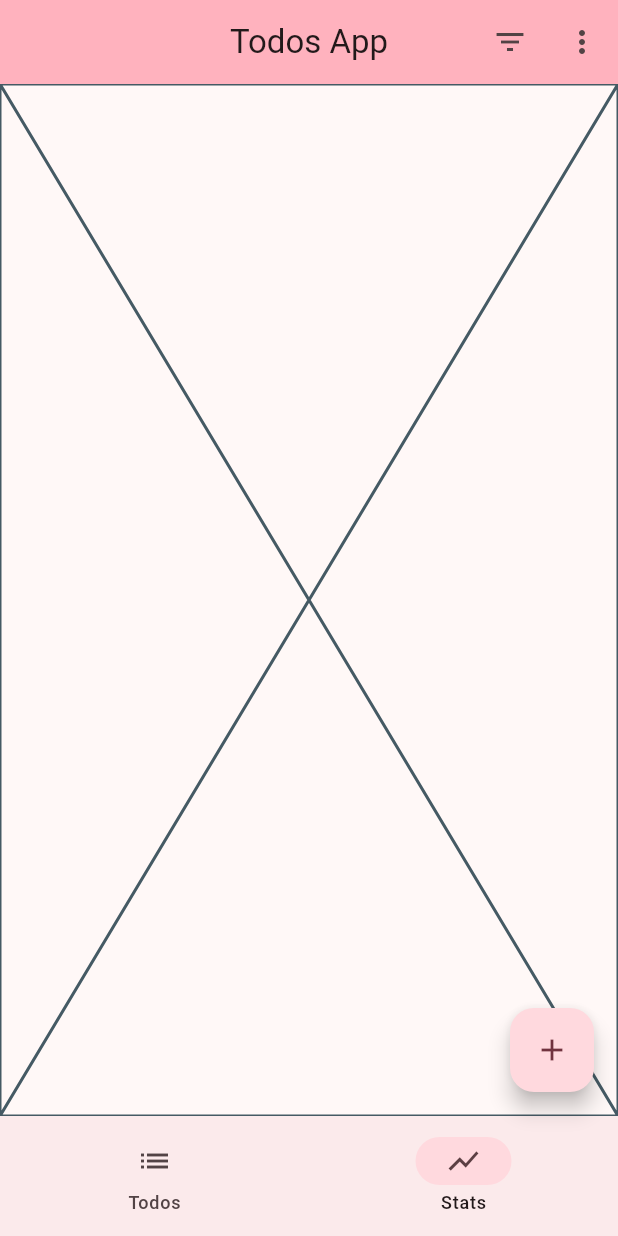
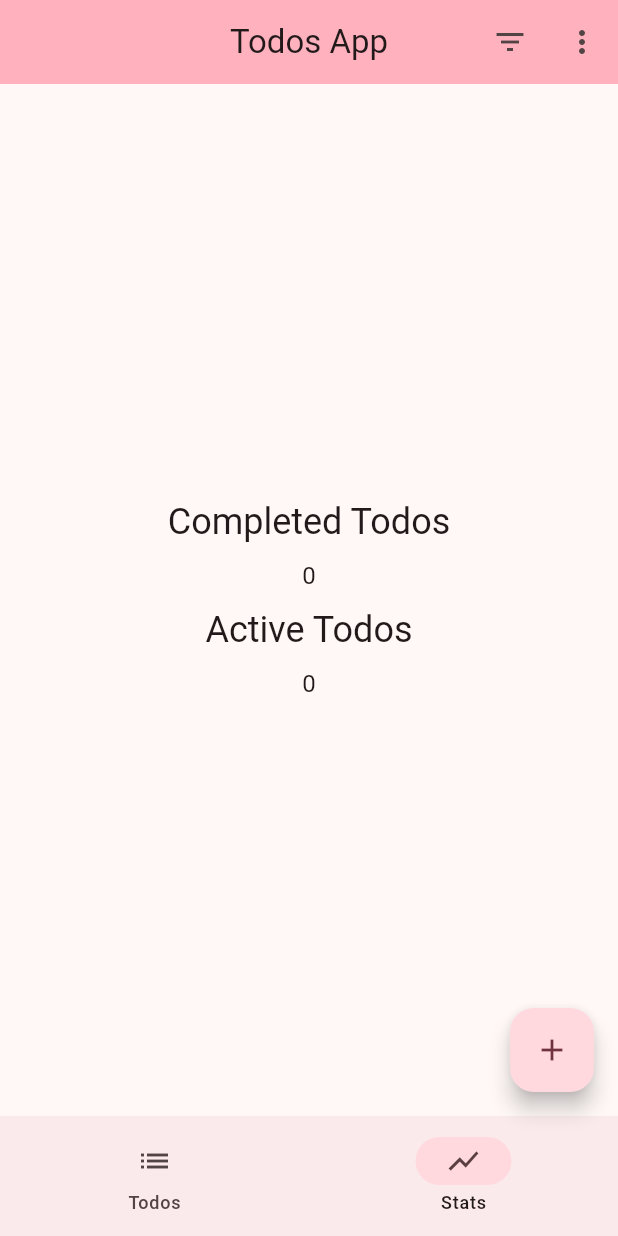
Before and after one commit to k-nacion/todo_app_riverpod, a Flutter app: the screen it shows after launch, item 2 of the bottom bar chosen, on a phone screen of 412 x 824 dp. Run offline on Flutter 3.47's test engine with Material 2 defaults, Android fonts, the phone set to English and light mode, and no system bars; our stand-ins replace equatable, flutter_riverpod, flutter_slidable.

Commit message:
implemented stats page

```diff
--- a/lib/screens/home_screen/home_screen.dart
+++ b/lib/screens/home_screen/home_screen.dart
@@ -19,13 +19,12 @@ class HomeScreen extends ConsumerWidget {
 
     return Scaffold(
       appBar: _createAppBar(context, ref),
-      // bottomNavigationBar:,
-      floatingActionButton: HomeFloatingActionButton(),
+      floatingActionButton: const HomeFloatingActionButton(),
+      bottomNavigationBar: const HomeBottomNavigationBar(),
       body: [
         const TodosPage(),
         const StatsPage(),
       ][selectedNavigationIndex],
-      bottomNavigationBar: const HomeBottomNavigationBar(),
     );
   }
 
--- a/lib/screens/home_screen/pages/stats_page.dart
+++ b/lib/screens/home_screen/pages/stats_page.dart
@@ -1,11 +1,43 @@
 import 'package:flutter/material.dart';
 import 'package:flutter_riverpod/flutter_riverpod.dart';
+import 'package:todo_app/screens/home_screen/providers/total_active_todos_provider.dart';
+import 'package:todo_app/screens/home_screen/providers/total_completed_todos_provider.dart';
 
 class StatsPage extends ConsumerWidget {
   const StatsPage({super.key});
 
   @override
   Widget build(BuildContext context, WidgetRef ref) {
-    return Placeholder();
+    final totalCompletedTodos = ref.watch(totalCompletedTodosProvider);
+    final totalActiveTodos = ref.watch(totalActiveTodosProvider);
+
+    const verticalSpacing = SizedBox(height: 8);
+
+    return Center(
+      child: Column(
+        mainAxisSize: MainAxisSize.min,
+        children: <Widget>[
+          Text(
+            'Completed Todos',
+            style: Theme.of(context).textTheme.headlineSmall,
+          ),
+          verticalSpacing,
+          Text(
+            '$totalCompletedTodos',
+            style: Theme.of(context).textTheme.bodyLarge,
+          ),
+          verticalSpacing,
+          Text(
+            'Active Todos',
+            style: Theme.of(context).textTheme.headlineSmall,
+          ),
+          verticalSpacing,
+          Text(
+            '$totalActiveTodos',
+            style: Theme.of(context).textTheme.bodyLarge,
+          ),
+        ],
+      ),
+    );
   }
 }
--- a/lib/screens/home_screen/pages/todo_page.dart
+++ b/lib/screens/home_screen/pages/todo_page.dart
@@ -27,9 +27,7 @@ class TodosPage extends ConsumerWidget {
             extentRatio: .2,
             children: [
               SlidableAction(
-                onPressed: (context) {
-                  ref.read(todoListProvider.notifier).removeTodo(todo.id);
-                },
+                onPressed: (context) => ref.read(todoListProvider.notifier).removeTodo(todo.id),
                 backgroundColor: Colors.red,
                 icon: Icons.delete,
               )
@@ -37,9 +35,7 @@ class TodosPage extends ConsumerWidget {
           ),
           child: CheckboxListTile(
             value: todo.isCompleted,
-            onChanged: (value) {
-              ref.read(todoListProvider.notifier).toggleComplete(todo.id);
-            },
+            onChanged: (value) => ref.read(todoListProvider.notifier).toggleComplete(todo.id),
             title: Text(
               todo.content,
               style:
--- /dev/null
+++ b/lib/screens/home_screen/providers/total_active_todos_provider.dart
@@ -0,0 +1,13 @@
+import 'package:flutter_riverpod/flutter_riverpod.dart';
+import 'package:todo_app/provider/todo_provider.dart';
+
+final totalActiveTodosProvider = Provider<int>((ref) {
+  int totalActiveTodos = 0;
+  for (final todo in ref.watch(todoListProvider)) {
+    if (!todo.isCompleted) {
+      totalActiveTodos++;
+    }
+  }
+
+  return totalActiveTodos;
+});
--- /dev/null
+++ b/lib/screens/home_screen/providers/total_completed_todos_provider.dart
@@ -0,0 +1,13 @@
+import 'package:flutter_riverpod/flutter_riverpod.dart';
+import 'package:todo_app/provider/todo_provider.dart';
+
+final totalCompletedTodosProvider = Provider<int>((ref) {
+  int totalCompletedTodos = 0;
+  for (final todo in ref.watch(todoListProvider)) {
+    if (todo.isCompleted) {
+      totalCompletedTodos++;
+    }
+  }
+
+  return totalCompletedTodos;
+});
```
